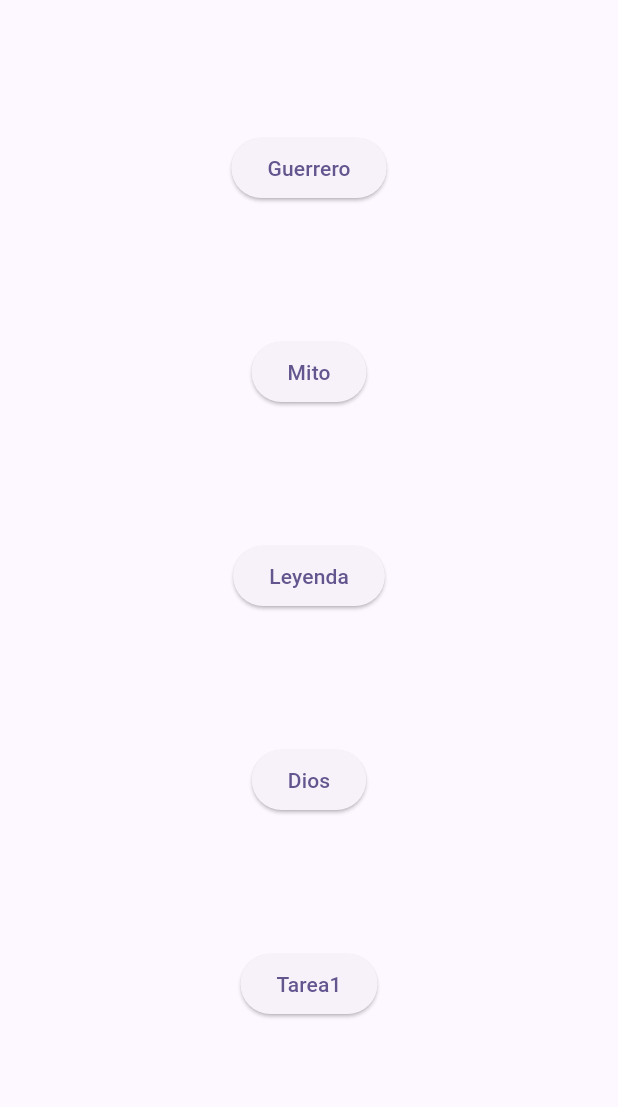
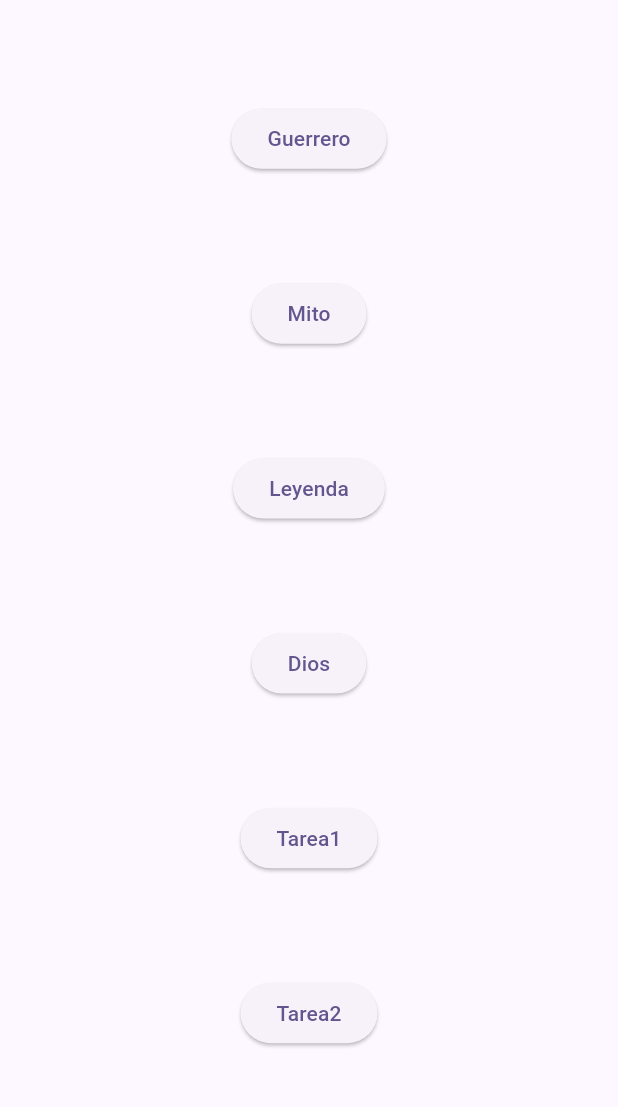
Before and after one commit to Shernt07/el-codice-visual, a Flutter app: the screen it shows after launch, on a phone screen of 412 x 824 dp, the part 84-1191 px from its top. Run offline on Flutter 3.47's test engine with Material 3 defaults, Android fonts, the light colour scheme and no system bars; our stand-ins replace go_router; missing offline and left inert: flame.

Commit message:
antes de cambiar el nombre a la ruta de assets...

```diff
--- a/lib/game/game.dart
+++ b/lib/game/game.dart
@@ -1,3 +1,4 @@
+import 'package:el_codice_visual/game/components/card_component.dart';
 import 'package:el_codice_visual/game/components/rectangle_Component.dart';
 import 'package:flame/game.dart';
 import 'package:flutter/material.dart';
@@ -13,6 +14,7 @@ class GameFlame extends FlameGame {
     super.onLoad();
     // Flame.device.fullScreen();
     add(RectangleInitialComponent(color: Colors.purple));
+    add(SpriteComponentInitial(image: 'aztecagood.jpeg'));
   }
 
   @override
--- a/lib/screens/home.dart
+++ b/lib/screens/home.dart
@@ -39,6 +39,7 @@ class Home extends StatelessWidget {
               data: cartaDios,
             ),
             BaseButton(name: 'Tarea1', nameroute: 'game_screen'),
+            BaseButton(name: 'Tarea2', nameroute: 'game_screen'),
           ],
         ),
       ),
--- a/pubspec.yaml
+++ b/pubspec.yaml
@@ -37,6 +37,7 @@ dependencies:
   go_router: ^16.0.0
   font_awesome_flutter: ^10.8.0
   flame: ^1.30.1
+  http: ^1.5.0
 
 dev_dependencies:
   flutter_test:
@@ -96,3 +97,4 @@ flutter:
     - assets/img/espada.png
     - assets/img/corazon.png
     - assets/img/calendario.png
+    - assets/img/aztecagood.jpeg
```
Also changed, not shown: pubspec.lock.
